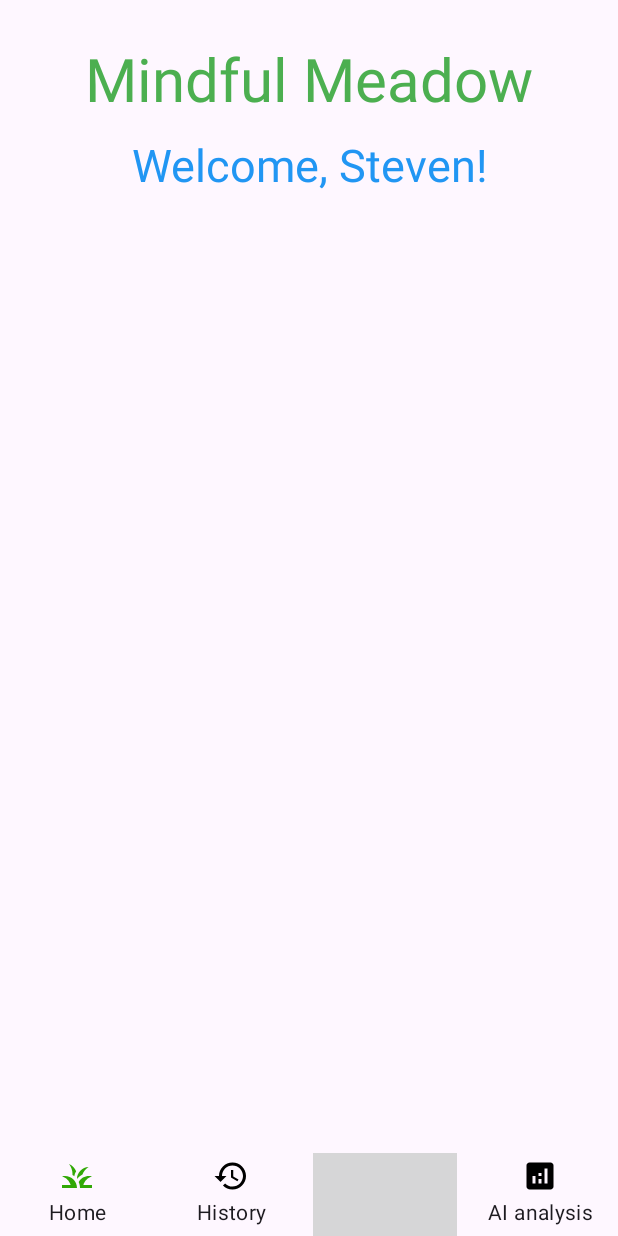
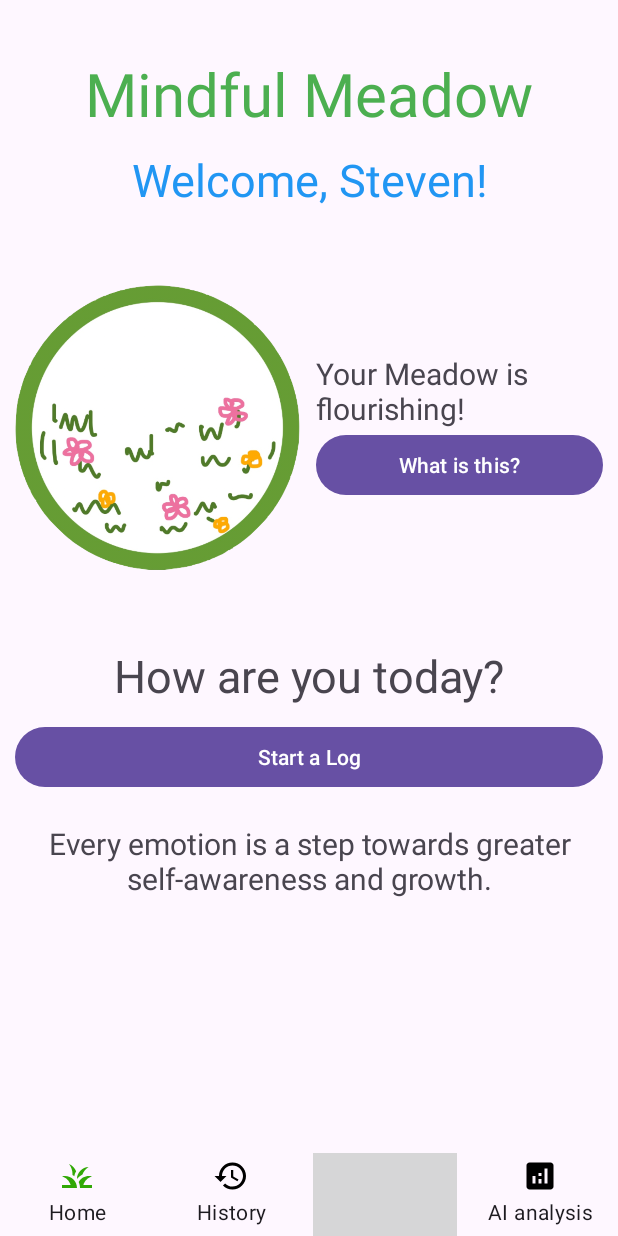
Before and after one commit to MindfulMeadow/MindfulMeadow-App, an Android app: the screen it shows after launch (MainActivity), on a phone screen of 412 x 824 dp. Run offline under Robolectric (Android 15) with nearby library versions, the phone set to English and light mode, and no system bars; our stand-ins replace navigation-ui.

Commit message:
ADD: Complete the rough main page, with Start a Log Page is mark as TODO.

```diff
--- a/app/build.gradle.kts
+++ b/app/build.gradle.kts
@@ -46,6 +46,7 @@ dependencies {
     implementation(libs.androidx.constraintlayout)
     implementation(libs.androidx.navigation.fragment.ktx)
     implementation(libs.androidx.navigation.ui.ktx)
+    implementation(libs.androidx.activity)
     testImplementation(libs.junit)
     androidTestImplementation(libs.androidx.junit)
     androidTestImplementation(libs.androidx.espresso.core)
--- a/app/src/main/AndroidManifest.xml
+++ b/app/src/main/AndroidManifest.xml
@@ -13,6 +13,12 @@
         android:theme="@style/Theme.MindfulMeadowApp"
         tools:targetApi="31">
         <activity
+            android:name=".Home_PageActivity"
+            android:exported="false" />
+        <activity
+            android:name=".Logging_1Activity"
+            android:exported="false" />
+        <activity
             android:name=".MainActivity"
             android:exported="true"
             android:theme="@style/Theme.MindfulMeadowApp">
--- a/app/src/main/java/com/group49/mindfulmeadow_app/MainActivity.kt
+++ b/app/src/main/java/com/group49/mindfulmeadow_app/MainActivity.kt
@@ -52,7 +52,7 @@ class MainActivity : AppCompatActivity() {
         tab4 = findViewById(R.id.rb_ai)
 
         mViews = mutableListOf(
-            LayoutInflater.from(this).inflate(R.layout.home_page, null),
+            LayoutInflater.from(this).inflate(R.layout.activity_home_page, null),
             LayoutInflater.from(this).inflate(R.layout.log_history, null),
             LayoutInflater.from(this).inflate(R.layout.log_graph, null),
             LayoutInflater.from(this).inflate(R.layout.ai_analysis, null)
--- /dev/null
+++ b/app/src/main/res/layout/activity_home_page.xml
@@ -0,0 +1,111 @@
+<?xml version="1.0" encoding="utf-8"?>
+<LinearLayout xmlns:android="http://schemas.android.com/apk/res/android"
+    android:layout_width="match_parent"
+    android:layout_height="match_parent"
+    xmlns:tools="http://schemas.android.com/tools"
+    tools:context=".Home_PageActivity"
+    android:padding="10dp"
+    android:orientation="vertical">
+
+    <!--    Text: Mindful Meadow-->
+    <TextView
+        android:id="@+id/tv_name"
+        android:layout_width="match_parent"
+        android:layout_height="wrap_content"
+        android:text="Mindful Meadow"
+        android:textColor="#4CAF50"
+        android:textSize="40sp"
+        android:gravity="center"
+        android:layout_marginTop="25dp"
+        />
+
+    <!--    Text: Greeting-->
+    <TextView
+        android:id="@+id/tv_greeting"
+        android:layout_width="match_parent"
+        android:layout_height="wrap_content"
+        android:text="Welcome, Steven!"
+        android:textColor="#2196F3"
+        android:textSize="30sp"
+        android:gravity="center"
+        android:layout_marginTop="10dp"
+        />
+
+    <LinearLayout
+        android:layout_width="match_parent"
+        android:layout_height="250dp"
+        android:orientation="horizontal"
+        android:layout_marginTop="20dp"
+        >
+
+        <!--        Image: Meadow Image-->
+        <ImageView
+            android:id="@+id/imgv_meadow"
+            android:layout_width="0dp"
+            android:layout_height="match_parent"
+            android:layout_weight="1"
+            android:src="@drawable/meadow" />
+
+        <LinearLayout
+            android:layout_width="0dp"
+            android:layout_weight="1"
+            android:layout_height="wrap_content"
+            android:layout_gravity="center"
+            android:orientation="vertical"
+            android:layout_marginLeft="10dp"
+            >
+
+            <!--            Text: Your Meadow is flourishing!-->
+            <TextView
+                android:layout_width="match_parent"
+                android:layout_height="0dp"
+                android:layout_weight="1"
+                android:text="Your Meadow is flourishing!"
+                android:textSize="20sp"
+                />
+
+            <!--            Botton: What is this?-->
+            <Button
+                android:id="@+id/btn_meadow_meaning"
+                android:layout_width="match_parent"
+                android:layout_height="0dp"
+                android:layout_weight="1"
+                android:text="What is this?"
+                />
+
+        </LinearLayout>
+
+    </LinearLayout>
+
+
+    <!--    Text: How are you today?-->
+    <TextView
+        android:layout_width="match_parent"
+        android:layout_height="wrap_content"
+        android:text="How are you today?"
+        android:textSize="30sp"
+        android:layout_marginTop="20dp"
+        android:gravity="center"
+        />
+
+    <!--    Button: Start a log-->
+    <Button
+        android:id="@+id/btn_start_log"
+        android:layout_width="match_parent"
+        android:layout_height="wrap_content"
+        android:text="Start a Log"
+        android:layout_marginTop="10dp"
+        android:layout_gravity="center"
+        />
+
+    <!--    Text: Every emotion...-->
+    <TextView
+        android:layout_width="match_parent"
+        android:layout_height="wrap_content"
+        android:text="Every emotion is a step towards greater self-awareness and growth."
+        android:textSize="20sp"
+        android:layout_marginTop="20dp"
+        android:gravity="center"
+        />
+
+</LinearLayout>
--- a/app/src/main/res/layout/home_page.xml
+++ /dev/null
@@ -1,33 +0,0 @@
-<?xml version="1.0" encoding="utf-8"?>
-<LinearLayout xmlns:android="http://schemas.android.com/apk/res/android"
-    android:layout_width="match_parent"
-    android:layout_height="match_parent"
-    android:orientation="vertical">
-
-    <TextView
-        android:id="@+id/tv_name"
-        android:layout_width="match_parent"
-        android:layout_height="wrap_content"
-        android:text="Mindful Meadow"
-        android:textColor="#4CAF50"
-        android:textSize="40sp"
-        android:gravity="center"
-        android:layout_marginTop="25dp"
-        />
-
-    <TextView
-        android:id="@+id/tv_greeting"
-        android:layout_width="match_parent"
-        android:layout_height="wrap_content"
-        android:text="Welcome, Steven!"
-        android:textColor="#2196F3"
-        android:textSize="30sp"
-        android:gravity="center"
-        android:layout_marginTop="10dp"
-        />
-
-
-
-    <!--    TODO-->
-
-</LinearLayout>
--- a/gradle/libs.versions.toml
+++ b/gradle/libs.versions.toml
@@ -10,6 +10,7 @@ material = "1.12.0"
 constraintlayout = "2.1.4"
 navigationFragmentKtx = "2.6.0"
 navigationUiKtx = "2.6.0"
+activity = "1.9.0"
 
 [libraries]
 androidx-core-ktx = { group = "androidx.core", name = "core-ktx", version.ref = "coreKtx" }
@@ -21,6 +22,7 @@ material = { group = "com.google.android.material", name = "material", version.r
 androidx-constraintlayout = { group = "androidx.constraintlayout", name = "constraintlayout", version.ref = "constraintlayout" }
 androidx-navigation-fragment-ktx = { group = "androidx.navigation", name = "navigation-fragment-ktx", version.ref = "navigationFragmentKtx" }
 androidx-navigation-ui-ktx = { group = "androidx.navigation", name = "navigation-ui-ktx", version.ref = "navigationUiKtx" }
+androidx-activity = { group = "androidx.activity", name = "activity", version.ref = "activity" }
 
 [plugins]
 android-application = { id = "com.android.application", version.ref = "agp" }
```
Also changed, not shown: app/src/main/java/com/group49/mindfulmeadow_app/Home_PageActivity.kt (added, +26 -0 lines), app/src/main/java/com/group49/mindfulmeadow_app/Logging_1Activity.kt (added, +20 -0 lines), app/src/main/res/layout/activity_logging1.xml (added, +21 -0 lines), app/src/main/res/drawable/meadow.png (added).
